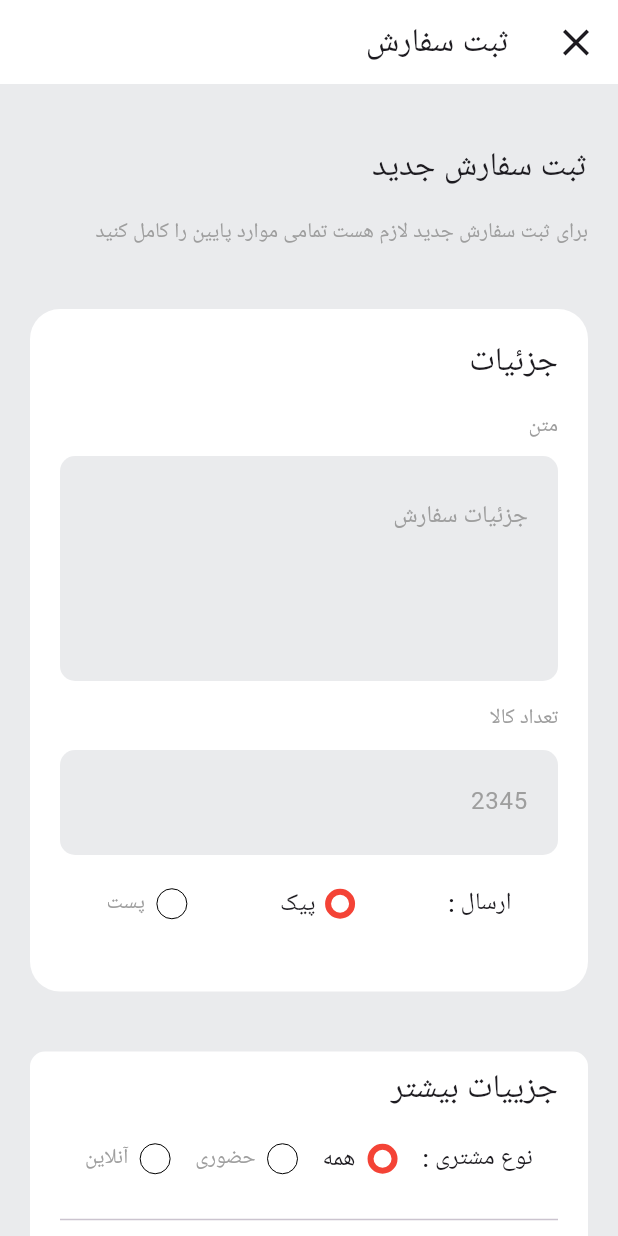
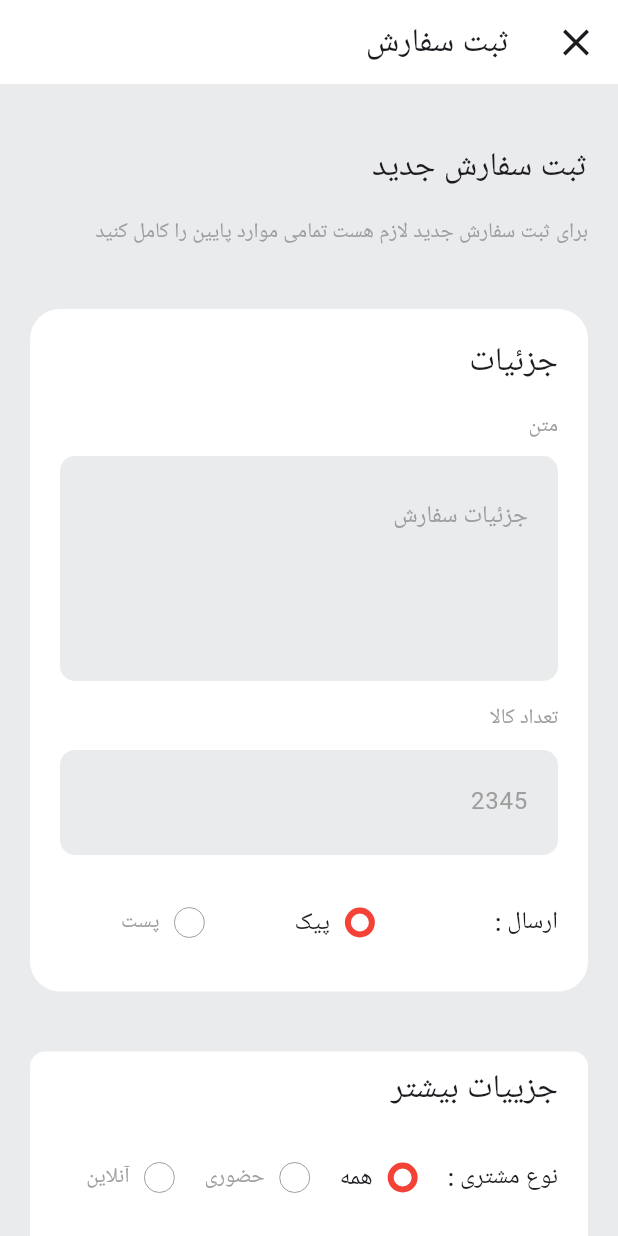
Before and after one commit to FatemeArjomandi/flutter_application_7, a Flutter app: the screen it shows after launch, on a phone screen of 412 x 824 dp. Run offline on Flutter 3.47's test engine with Material 3 defaults, Android fonts, the phone set to English and light mode, and no system bars.

Commit message:
refactoring code

```diff
--- a/lib/app/modules/order/views/details_order_view.dart
+++ b/lib/app/modules/order/views/details_order_view.dart
@@ -1,4 +1,7 @@
 import 'package:flutter/material.dart';
+import 'package:flutter_application_7/app/widgets/detail_order_chek_widget.dart';
+
+import '../../../widgets/select_detail_order_chek_widget.dart';
 
 class DetailsOrderView extends StatelessWidget {
   const DetailsOrderView({
@@ -115,80 +118,45 @@ class SendingOder extends StatefulWidget {
 }
 
 class _SendingOderState extends State<SendingOder> {
-  var selectedIndex = 0;
+  var _selectedIndex = 0;
   @override
   Widget build(BuildContext context) {
     return Row(
-      mainAxisAlignment: MainAxisAlignment.spaceAround,
       children: [
         Text('ارسال' ' :', style: Theme.of(context).textTheme.titleMedium),
-        SizedBox(
-          width: 50,
-          child: Row(
-            mainAxisAlignment: MainAxisAlignment.spaceBetween,
-            children: [
-              GestureDetector(
-                onTap: () {
-                  setState(() {
-                    if (selectedIndex == 0) {
-                      selectedIndex = 1;
-                    } else {
-                      selectedIndex = 0;
-                    }
-                  });
-                },
-                child: Container(
-                  height: 20,
-                  width: 20,
-                  decoration: BoxDecoration(
-                      border: Border.all(
-                          color: selectedIndex == 0 ? Colors.red : Colors.black,
-                          width: selectedIndex == 0 ? 4 : 0),
-                      borderRadius: BorderRadius.circular(20)),
-                ),
-              ),
-              Text('پیک',
-                  style: selectedIndex == 0
-                      ? Theme.of(context).textTheme.titleMedium
-                      : Theme.of(context)
-                          .textTheme
-                          .titleSmall!
-                          .copyWith(color: Colors.grey)),
-            ],
+        const SizedBox(width: 20),
+        Expanded(
+          child: SizedBox(
+            height: 50,
+            child: ListView.builder(
+              itemCount: 2,
+              scrollDirection: Axis.horizontal,
+              itemBuilder: (context, index) {
+                if (_selectedIndex == index) {
+                  return Padding(
+                    padding: const EdgeInsets.only(right: 60),
+                    child: DetailOrderChekWidget(
+                      title: index == 0 ? 'پیک' : 'پست',
+                      color:  Colors.red
+                    ),
+                  );
+                } else {
+                  return Padding(
+                    padding: const EdgeInsets.only(right: 60),
+                    child: SelectDetailOrderChekWidget(
+                      title: index == 0 ? 'پیک' : 'پست',
+                      color:  Colors.grey,
+                      changeSelectedIndex: () {
+                        setState(() {
+                          _selectedIndex = index;
+                        });
+                      },
+                    ),
+                  );
+                }
+              },
+            ),
           ),
-        ),
-        Row(
-          mainAxisAlignment: MainAxisAlignment.spaceBetween,
-          children: [
-            GestureDetector(
-              onTap: () {
-                setState(() {
-                  if (selectedIndex == 1) {
-                    selectedIndex = 0;
-                  } else {
-                    selectedIndex = 1;
-                  }
-                });
-              },
-              child: Container(
-                height: 20,
-                width: 20,
-                decoration: BoxDecoration(
-                    border: Border.all(
-                        color: selectedIndex == 1 ? Colors.red : Colors.black,
-                        width: selectedIndex == 1 ? 4 : 0),
-                    borderRadius: BorderRadius.circular(20)),
-              ),
-            ),
-            const SizedBox(width: 8),
-            Text('پست',
-                style: selectedIndex == 1
-                    ? Theme.of(context).textTheme.titleMedium
-                    : Theme.of(context)
-                        .textTheme
-                        .titleSmall!
-                        .copyWith(color: Colors.grey)),
-          ],
         ),
       ],
     );
--- a/lib/app/modules/order/views/more_details_order_view.dart
+++ b/lib/app/modules/order/views/more_details_order_view.dart
@@ -1,4 +1,6 @@
 import 'package:flutter/material.dart';
+import 'package:flutter_application_7/app/widgets/detail_order_chek_widget.dart';
+import 'package:flutter_application_7/app/widgets/select_detail_order_chek_widget.dart';
 
 class MoreDetailsOrderView extends StatefulWidget {
   const MoreDetailsOrderView({super.key});
@@ -13,7 +15,7 @@ class _MoreDetailsOrderViewState extends State<MoreDetailsOrderView> {
   @override
   Widget build(BuildContext context) {
     return Container(
-      height: 260,
+      height: 265,
       decoration: BoxDecoration(
           borderRadius: BorderRadius.circular(10), color: Colors.white),
       child: Padding(
@@ -95,109 +97,45 @@ class _CustomerTypState extends State<CustomerTyp> {
   @override
   Widget build(BuildContext context) {
     return Row(
-      mainAxisAlignment: MainAxisAlignment.spaceEvenly,
       children: [
-        Text(
-          'نوع مشتری' ' :',
-          style: Theme.of(context).textTheme.titleMedium,
-        ),
-        SizedBox(
-          width: 50,
-          child: Row(
-            mainAxisAlignment: MainAxisAlignment.spaceBetween,
-            children: [
-              GestureDetector(
-                onTap: () {
-                  setState(() {
-                    if (selectedIndex == 0) {
-                    } else {
-                      selectedIndex = 0;
-                    }
-                  });
+        Text('نوع مشتری' ' :', style: Theme.of(context).textTheme.titleMedium),
+        Expanded(
+          child: SizedBox(
+              height: 50,
+              child: ListView.builder(
+                itemCount: 3,
+                scrollDirection: Axis.horizontal,
+                itemBuilder: (context, index) {
+                  if (selectedIndex == index) {
+                    return Padding(
+                      padding: const EdgeInsets.only(right: 20),
+                      child: DetailOrderChekWidget(
+                          title: index == 0
+                              ? 'همه'
+                              : index == 1
+                                  ? 'حضوری'
+                                  : 'آنلاین',
+                          color: Colors.red),
+                    );
+                  } else {
+                    return Padding(
+                      padding: const EdgeInsets.only(right: 20),
+                      child: SelectDetailOrderChekWidget(
+                          title: index == 0
+                              ? 'همه'
+                              : index == 1
+                                  ? 'حضوری'
+                                  : 'آنلاین',
+                          color: Colors.grey,
+                          changeSelectedIndex: () {
+                            setState(() {
+                              selectedIndex = index;
+                            });
+                          }),
+                    );
+                  }
                 },
-                child: Container(
-                  height: 20,
-                  width: 20,
-                  decoration: BoxDecoration(
-                      border: Border.all(
-                          color: selectedIndex == 0 ? Colors.red : Colors.black,
-                          width: selectedIndex == 0 ? 4 : 0),
-                      borderRadius: BorderRadius.circular(20)),
-                ),
-              ),
-              Text('همه',
-                  style: selectedIndex == 0
-                      ? Theme.of(context).textTheme.titleMedium
-                      : Theme.of(context)
-                          .textTheme
-                          .titleSmall!
-                          .copyWith(color: Colors.grey)),
-            ],
-          ),
-        ),
-        Row(
-          mainAxisAlignment: MainAxisAlignment.spaceBetween,
-          children: [
-            GestureDetector(
-              onTap: () {
-                setState(() {
-                  if (selectedIndex == 1) {
-                  } else {
-                    selectedIndex = 1;
-                  }
-                });
-              },
-              child: Container(
-                height: 20,
-                width: 20,
-                decoration: BoxDecoration(
-                    border: Border.all(
-                        color: selectedIndex == 1 ? Colors.red : Colors.black,
-                        width: selectedIndex == 1 ? 4 : 0),
-                    borderRadius: BorderRadius.circular(20)),
-              ),
-            ),
-            const SizedBox(width: 8),
-            Text('حضوری',
-                style: selectedIndex == 1
-                    ? Theme.of(context).textTheme.titleMedium
-                    : Theme.of(context)
-                        .textTheme
-                        .titleSmall!
-                        .copyWith(color: Colors.grey)),
-          ],
-        ),
-        Row(
-          mainAxisAlignment: MainAxisAlignment.spaceBetween,
-          children: [
-            GestureDetector(
-              onTap: () {
-                setState(() {
-                  if (selectedIndex == 2) {
-                  } else {
-                    selectedIndex = 2;
-                  }
-                });
-              },
-              child: Container(
-                height: 20,
-                width: 20,
-                decoration: BoxDecoration(
-                    border: Border.all(
-                        color: selectedIndex == 2 ? Colors.red : Colors.black,
-                        width: selectedIndex == 2 ? 4 : 0),
-                    borderRadius: BorderRadius.circular(20)),
-              ),
-            ),
-            const SizedBox(width: 8),
-            Text('آنلاین',
-                style: selectedIndex == 2
-                    ? Theme.of(context).textTheme.titleMedium
-                    : Theme.of(context)
-                        .textTheme
-                        .titleSmall!
-                        .copyWith(color: Colors.grey)),
-          ],
+              )),
         ),
       ],
     );
--- a/lib/app/widgets/detail_order_chek_widget.dart
+++ b/lib/app/widgets/detail_order_chek_widget.dart
@@ -1,11 +1,14 @@
 import 'package:flutter/material.dart';
 
 class DetailOrderChekWidget extends StatefulWidget {
-  DetailOrderChekWidget(
-      {super.key, required this.title});
-  var selectedIndex =0;
-  String title = 'پیک';
+  const DetailOrderChekWidget({
+    super.key,
+    required this.title,
+    required this.color,
+  });
 
+  final String title;
+  final Color color;
   @override
   State<DetailOrderChekWidget> createState() => _DetailOrderChekWidgetState();
 }
@@ -13,41 +16,24 @@ class DetailOrderChekWidget extends StatefulWidget {
 class _DetailOrderChekWidgetState extends State<DetailOrderChekWidget> {
   @override
   Widget build(BuildContext context) {
-    return SizedBox(
-      width: 50,
-      child: Row(
-        mainAxisAlignment: MainAxisAlignment.spaceBetween,
+    return Row(
       children: [
-          GestureDetector(
-            onTap: () {
-              setState(() {
-                if (widget.selectedIndex == 0) {
-                  widget.selectedIndex = 1;
-                } else {
-                  widget.selectedIndex = 0;
-                }
-              });
-            },
+        InkWell(
+          onTap: () {},
           child: Container(
             height: 20,
             width: 20,
             decoration: BoxDecoration(
-                  border: Border.all(
-                      color:
-                          widget.selectedIndex == 0 ? Colors.red : Colors.black,
-                      width: widget.selectedIndex == 0 ? 4 : 0),
+                border: Border.all(color: widget.color, width: 4),
                 borderRadius: BorderRadius.circular(20)),
           ),
         ),
+        const SizedBox(width: 10),
         Text(widget.title,
-              style: widget.selectedIndex == 0
-                  ? Theme.of(context).textTheme.titleMedium
-                  : Theme.of(context)
+            style: Theme.of(context)
                 .textTheme
-                      .titleSmall!
-                      .copyWith(color: Colors.grey)),
+                .titleMedium),
       ],
-      ),
     );
   }
 }
--- /dev/null
+++ b/lib/app/widgets/select_detail_order_chek_widget.dart
@@ -0,0 +1,42 @@
+import 'package:flutter/material.dart';
+
+class SelectDetailOrderChekWidget extends StatefulWidget {
+  const SelectDetailOrderChekWidget({
+    super.key,
+    required this.title,
+    required this.color,
+    required this.changeSelectedIndex,
+  });
+  final Function() changeSelectedIndex;
+
+  final String title;
+  final Color color;
+
+  @override
+  State<SelectDetailOrderChekWidget> createState() => _SelectDetailOrderChekWidgetState();
+}
+
+class _SelectDetailOrderChekWidgetState extends State<SelectDetailOrderChekWidget> {
+  @override
+  Widget build(BuildContext context) {
+    return Row(
+      children: [
+        GestureDetector(
+          onTap: () {
+            widget.changeSelectedIndex();
+          },
+          child: Container(
+            height: 20,
+            width: 20,
+            decoration: BoxDecoration(
+                border: Border.all(color: widget.color, width: 0),
+                borderRadius: BorderRadius.circular(20)),
+          ),
+        ),
+        const SizedBox(width: 10),
+        Text(widget.title, style: Theme.of(context).textTheme.titleSmall!
+                .copyWith(color: Colors.grey)),
+      ],
+    );
+  }
+}
```
Also changed, not shown: lib/app/modules/order/views/order_view.dart (+4 -6 lines). Lines whose indentation alone changed are shown as unchanged.
